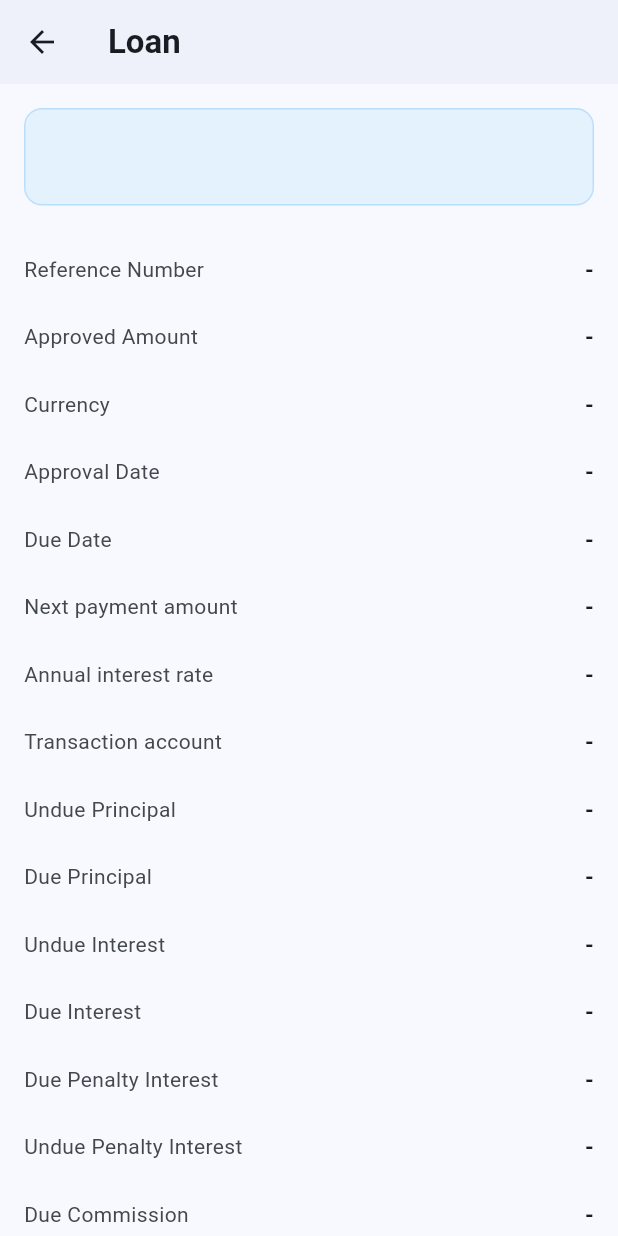
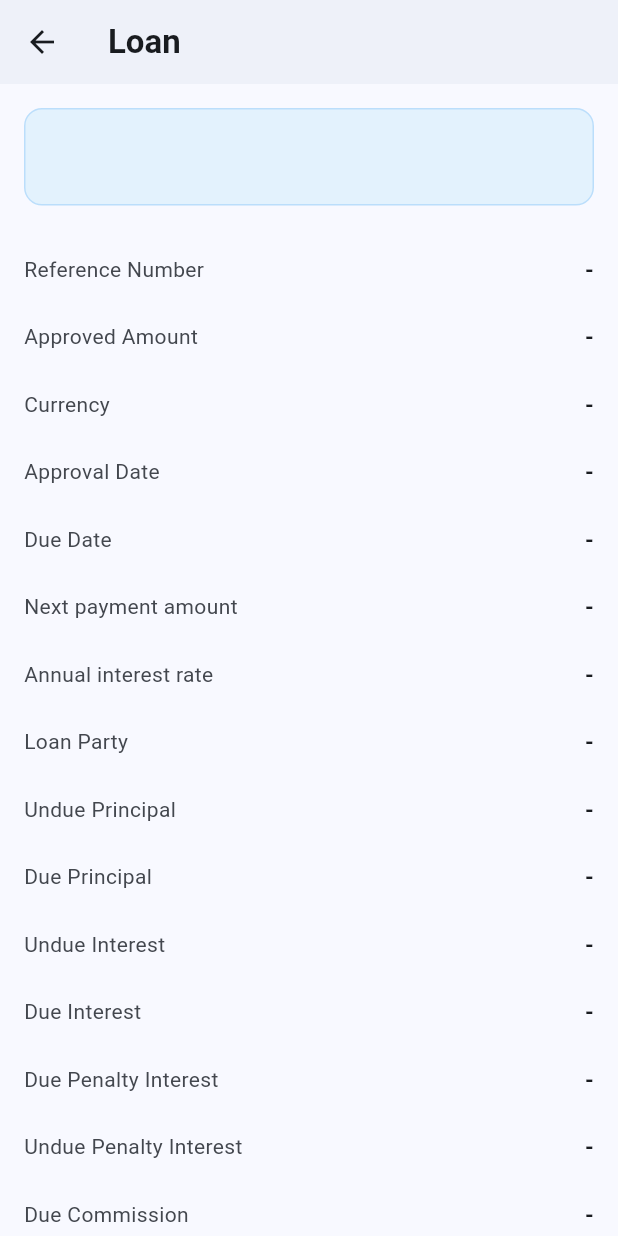
Before and after one commit to natalijakostadinoska/BS_E-BANK-prod, a Flutter app: the LoanDetailsView screen opened directly with empty values, on a phone screen of 412 x 824 dp. Run offline on Flutter 3.47's test engine with Material 3 defaults, Android fonts, the phone set to English and light mode, and no system bars; our stand-ins replace local_auth, shared_preferences, syncfusion_flutter_calendar, webview_flutter; missing offline and left inert: syncfusion_localizations; accounts and stored records are empty; network calls fail.

Commit message:
Text correction on Loan Details

```diff
--- a/lib/main.dart
+++ b/lib/main.dart
@@ -113,7 +113,7 @@ const Map<String, Map<String, String>> translations = {
     'ref_number': 'Reference Number',
     'next_payment_amount': 'Next payment amount',
     'interest_rate': 'Annual interest rate',
-    'transaction_account': 'Transaction account',
+    'transaction_account': 'Loan Party',
     'undue_principal': 'Undue Principal',
     'due_principal': 'Due Principal',
     'undue_interest': 'Undue Interest',
@@ -250,7 +250,7 @@ const Map<String, Map<String, String>> translations = {
     'ref_number': 'Референтен број',
     'next_payment_amount': 'Следен износ на отплата',
     'interest_rate': 'Годишна каматна стапка',
-    'transaction_account': 'Трансакциска сметка',
+    'transaction_account': 'Кредитна партија',
     'undue_principal': 'Недоспеана Главница',
     'due_principal': 'Доспеана главница',
     'undue_interest': 'Недоспеана камата',
```
